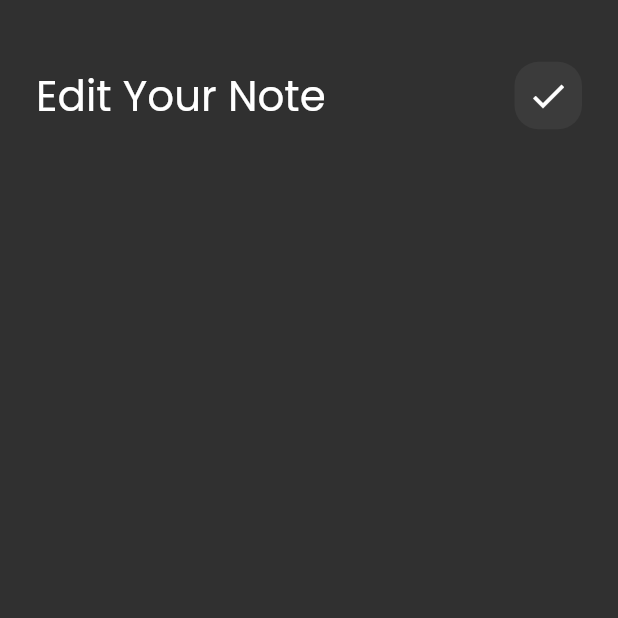
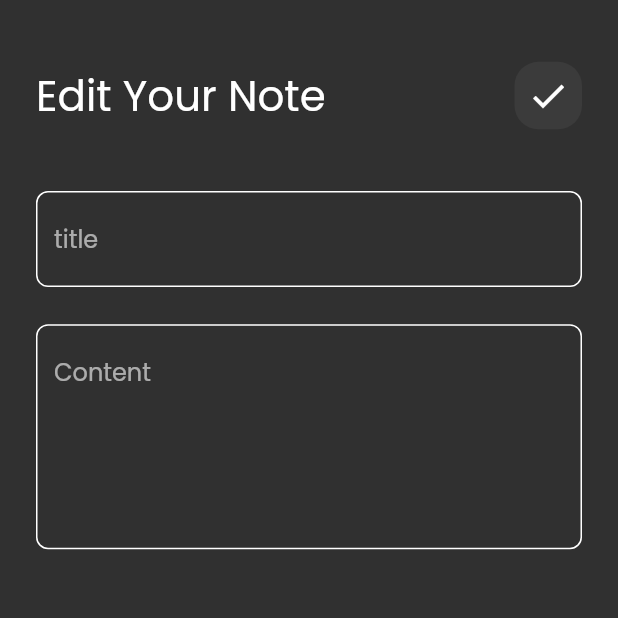
Before and after one commit to Abdulnaseer/notes_app, a Flutter app: the EditNoteView screen opened directly, on a phone screen of 412 x 824 dp, the top half of it. Run offline on Flutter 3.47's test engine with Material 2 defaults, Android fonts, the phone set to English and light mode, and no system bars; our stand-ins replace font_awesome_flutter.

Commit message:
edit note view UI done

```diff
--- a/lib/views/widgets/edit_view_body.dart
+++ b/lib/views/widgets/edit_view_body.dart
@@ -1,5 +1,6 @@
 import 'package:flutter/material.dart';
 import 'package:notes_app/views/widgets/custom_app_bar.dart';
+import 'package:notes_app/views/widgets/custom_text_field.dart';
 
 class EditNoteViewBody extends StatelessWidget {
   const EditNoteViewBody({super.key});
@@ -15,6 +16,10 @@ class EditNoteViewBody extends StatelessWidget {
             title: "Edit Your Note",
             icon: Icons.check,
           ),
+          SizedBox(height: MediaQuery.of(context).size.height * 0.05),
+          const CustomTextField(hint: "title"),
+          SizedBox(height: MediaQuery.of(context).size.height * 0.03),
+          const CustomTextField(hint: "Content", maxLines: 5),
         ],
       ),
     );
```
